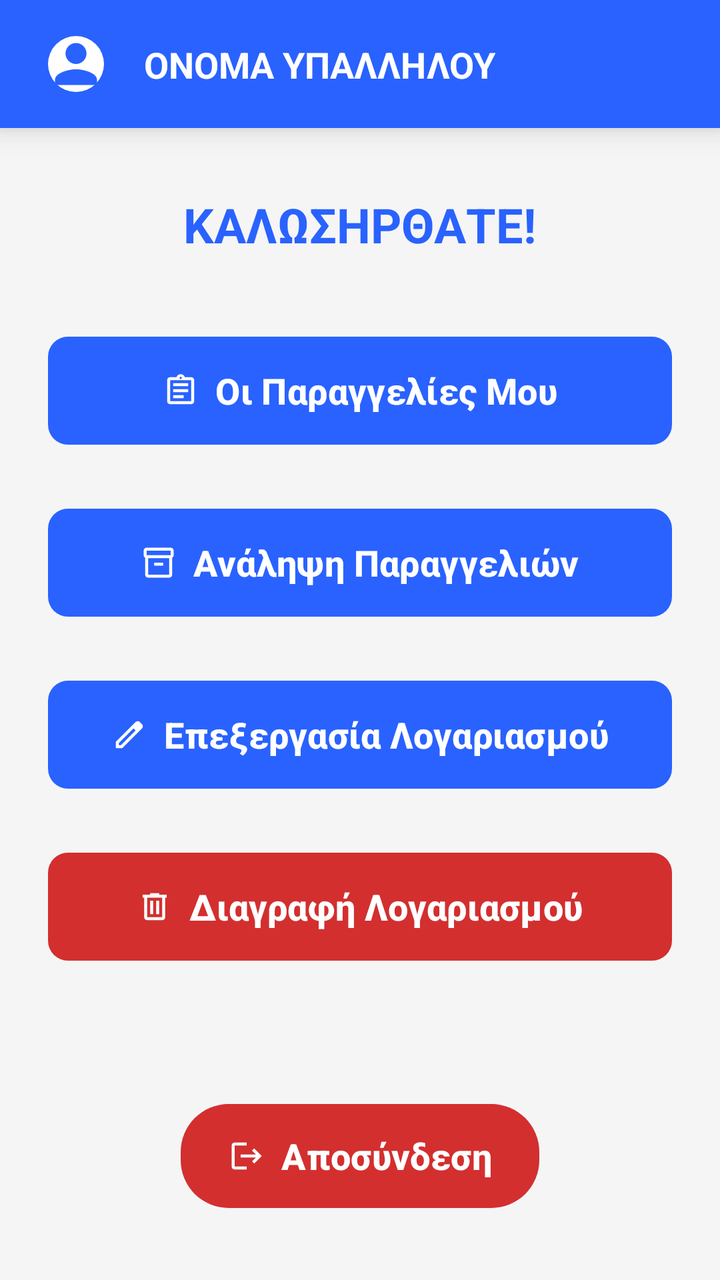
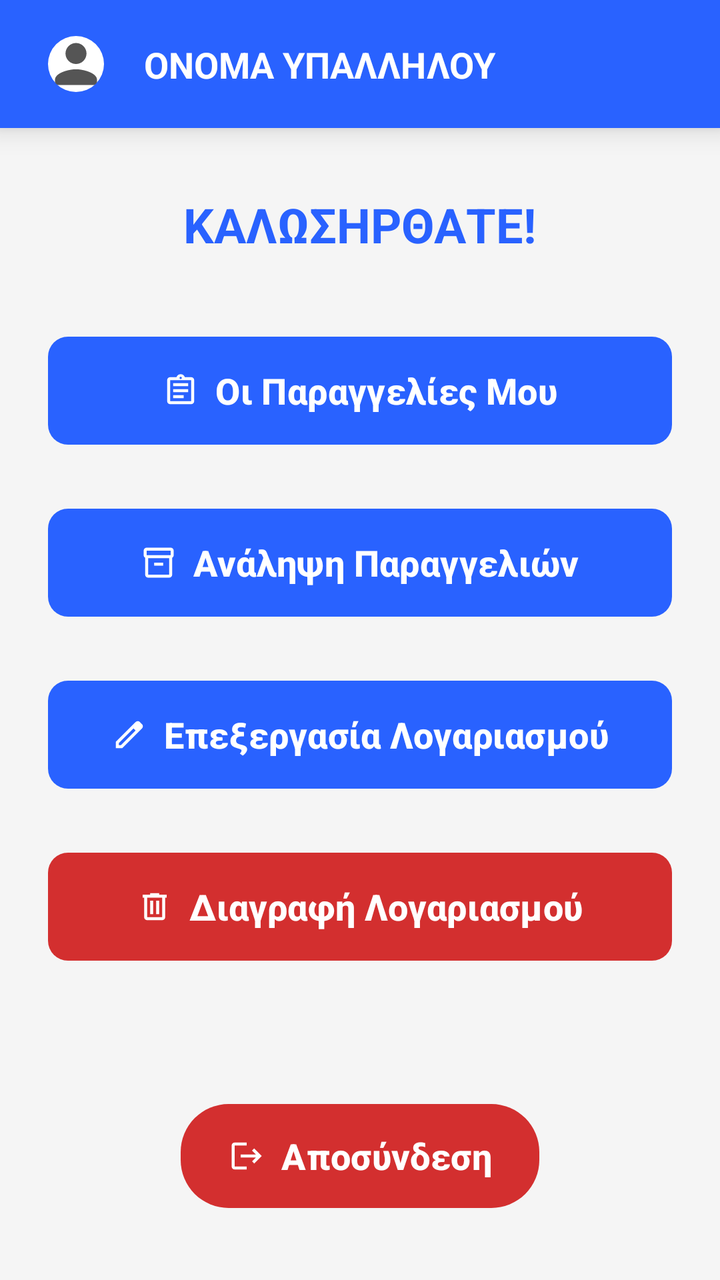

Screens rendered from an Android XML layout before and after an edit, with the pre-edit source and the edit as a unified diff.
<!-- AndroidManifest.xml: application theme Theme.Team21 -->
<!-- res/layout/activity_order_preparation_employee_menu.xml -->
<?xml version="1.0" encoding="utf-8"?>
<androidx.constraintlayout.widget.ConstraintLayout xmlns:android="http://schemas.android.com/apk/res/android"
    xmlns:app="http://schemas.android.com/apk/res-auto"
    xmlns:tools="http://schemas.android.com/tools"
    android:id="@+id/OrdPrepEmpMenu"
    android:layout_width="match_parent"
    android:layout_height="match_parent"
    android:background="?android:attr/windowBackground"
    tools:context=".view.employee.customerServiceEmployee.customerServiceEmployeeMenu.CustomerServiceMenuActivity">

    
    <androidx.constraintlayout.widget.ConstraintLayout
        android:id="@+id/headerContainer"
        android:layout_width="match_parent"
        android:layout_height="64dp"
        android:background="?attr/colorPrimary"
        android:elevation="8dp"
        app:layout_constraintTop_toTopOf="parent">

        <com.google.android.material.imageview.ShapeableImageView
            android:id="@+id/imgUserProfile"
            android:layout_width="44dp"
            android:layout_height="44dp"
            android:layout_marginStart="16dp"
            android:background="?attr/colorSurface"
            android:padding="8dp"
            android:scaleType="centerCrop"
            android:src="@drawable/ic_person"
            app:shapeAppearanceOverlay="@style/CircleImage"
            app:tint="?attr/colorPrimary"
            app:layout_constraintBottom_toBottomOf="parent"
            app:layout_constraintStart_toStartOf="parent"
            app:layout_constraintTop_toTopOf="parent" />

        <TextView
            android:id="@+id/txtCustomerServiceEmployeeMenuName"
            android:layout_width="0dp"
            android:layout_height="wrap_content"
            android:layout_marginStart="12dp"
            android:layout_marginEnd="16dp"
            android:text="ΟΝΟΜΑ ΥΠΑΛΛΗΛΟΥ"
            android:textColor="?attr/colorOnPrimary"
            android:textSize="18sp"
            android:textStyle="bold"
            app:layout_constraintBottom_toBottomOf="parent"
            app:layout_constraintEnd_toEndOf="parent"
            app:layout_constraintStart_toEndOf="@+id/imgUserProfile"
            app:layout_constraintTop_toTopOf="parent" />
    </androidx.constraintlayout.widget.ConstraintLayout>

    <TextView
        android:id="@+id/txtOrdPrepEmpMenuWelcomeMessage"
        android:layout_width="wrap_content"
        android:layout_height="wrap_content"
        android:layout_marginTop="32dp"
        android:text="ΚΑΛΩΣΗΡΘΑΤΕ!"
        android:textColor="?attr/colorPrimary"
        android:textSize="24sp"
        android:textStyle="bold"
        app:layout_constraintEnd_toEndOf="parent"
        app:layout_constraintStart_toStartOf="parent"
        app:layout_constraintTop_toBottomOf="@+id/headerContainer" />

    <com.google.android.material.button.MaterialButton
        android:id="@+id/btnOrdPrepEmpAssignedOrders"
        android:layout_width="0dp"
        android:layout_height="62dp"
        android:layout_marginHorizontal="24dp"
        android:layout_marginTop="36dp"
        app:backgroundTint="?attr/colorPrimary"
        android:text="Οι Παραγγελίες Μου"
        android:textColor="?attr/colorOnPrimary"
        android:textSize="18sp"
        android:textStyle="bold"
        app:icon="@drawable/ic_assignment"
        app:iconTint="?attr/colorOnPrimary"
        app:iconGravity="textStart"
        app:cornerRadius="10dp"
        app:layout_constraintEnd_toEndOf="parent"
        app:layout_constraintStart_toStartOf="parent"
        app:layout_constraintTop_toBottomOf="@+id/txtOrdPrepEmpMenuWelcomeMessage" />

    <com.google.android.material.button.MaterialButton
        android:id="@+id/btnOrdPrepEmpAvailableOrdersToAssign"
        android:layout_width="0dp"
        android:layout_height="62dp"
        android:layout_marginHorizontal="24dp"
        android:layout_marginTop="24dp"
        app:backgroundTint="?attr/colorPrimary"
        android:text="Ανάληψη Παραγγελιών"
        android:textColor="?attr/colorOnPrimary"
        android:textSize="18sp"
        android:textStyle="bold"
        app:icon="@drawable/ic_inventory"
        app:iconTint="?attr/colorOnPrimary"
        app:iconGravity="textStart"
        app:cornerRadius="10dp"
        app:layout_constraintEnd_toEndOf="parent"
        app:layout_constraintStart_toStartOf="parent"
        app:layout_constraintTop_toBottomOf="@+id/btnOrdPrepEmpAssignedOrders" />

    <com.google.android.material.button.MaterialButton
        android:id="@+id/btnOrdPrepEmpProcessAccount"
        android:layout_width="0dp"
        android:layout_height="62dp"
        android:layout_marginHorizontal="24dp"
        android:layout_marginTop="24dp"
        app:backgroundTint="?attr/colorPrimary"
        android:text="Επεξεργασία Λογαριασμού"
        android:textColor="?attr/colorOnPrimary"
        android:textSize="18sp"
        android:textStyle="bold"
        app:icon="@drawable/ic_edit"
        app:iconTint="?attr/colorOnPrimary"
        app:iconGravity="textStart"
        app:cornerRadius="10dp"
        app:layout_constraintEnd_toEndOf="parent"
        app:layout_constraintStart_toStartOf="parent"
        app:layout_constraintTop_toBottomOf="@+id/btnOrdPrepEmpAvailableOrdersToAssign" />

    <com.google.android.material.button.MaterialButton
        android:id="@+id/btnOrdPrepEmpDeleteAccount"
        android:layout_width="0dp"
        android:layout_height="62dp"
        android:layout_marginHorizontal="24dp"
        android:layout_marginTop="24dp"
        app:backgroundTint="?attr/colorError"
        android:text="Διαγραφή Λογαριασμού"
        android:textColor="?attr/colorOnPrimary"
        android:textSize="18sp"
        android:textStyle="bold"
        app:icon="@drawable/ic_delete"
        app:iconTint="?attr/colorOnPrimary"
        app:iconGravity="textStart"
        app:cornerRadius="10dp"
        app:layout_constraintEnd_toEndOf="parent"
        app:layout_constraintStart_toStartOf="parent"
        app:layout_constraintTop_toBottomOf="@+id/btnOrdPrepEmpProcessAccount" />

    <com.google.android.material.button.MaterialButton
        android:id="@+id/btnCustomerServiceEmployeeMenuLogout"
        android:layout_width="wrap_content"
        android:layout_height="60dp"
        android:layout_marginBottom="32dp"
        app:backgroundTint="?attr/colorError"
        android:text="Αποσύνδεση"
        android:textColor="?attr/colorOnPrimary"
        android:textSize="18sp"
        android:textStyle="bold"
        app:icon="@drawable/ic_logout"
        app:iconTint="?attr/colorOnPrimary"
        app:iconGravity="textStart"
        app:cornerRadius="24dp"
        app:layout_constraintBottom_toBottomOf="parent"
        app:layout_constraintEnd_toEndOf="parent"
        app:layout_constraintStart_toStartOf="parent" />

</androidx.constraintlayout.widget.ConstraintLayout>
<!-- resources referenced by this layout -->
<resources>
  <!-- drawable ic_delete (drawable) -->
  <vector xmlns:android="http://schemas.android.com/apk/res/android"
      android:width="24dp"
      android:height="24dp"
      android:viewportWidth="960"
      android:viewportHeight="960"
      android:tint="?attr/colorControlNormal">
    <path
        android:fillColor="@android:color/white"
        android:pathData="M280,840Q247,840 223.5,816.5Q200,793 200,760L200,240L160,240L160,160L360,160L360,120L600,120L600,160L800,160L800,240L760,240L760,760Q760,793 736.5,816.5Q713,840 680,840L280,840ZM680,240L280,240L280,760Q280,760 280,760Q280,760 280,760L680,760Q680,760 680,760Q680,760 680,760L680,240ZM360,680L440,680L440,320L360,320L360,680ZM520,680L600,680L600,320L520,320L520,680ZM280,240L280,240L280,760Q280,760 280,760Q280,760 280,760L280,760Q280,760 280,760Q280,760 280,760L280,240Z"/>
  </vector>
  <!-- drawable ic_edit (drawable) -->
  <vector xmlns:android="http://schemas.android.com/apk/res/android"
      android:width="24dp"
      android:height="24dp"
      android:viewportWidth="960"
      android:viewportHeight="960"
      android:tint="?attr/colorControlNormal">
    <path
        android:fillColor="@android:color/white"
        android:pathData="M200,760L257,760L648,369L591,312L200,703L200,760ZM120,840L120,670L648,143Q660,132 674.5,126Q689,120 705,120Q721,120 736,126Q751,132 762,144L817,200Q829,211 834.5,226Q840,241 840,256Q840,272 834.5,286.5Q829,301 817,313L290,840L120,840ZM760,256L760,256L704,200L704,200L760,256ZM619,341L591,312L591,312L648,369L648,369L619,341Z"/>
  </vector>
  <!-- drawable ic_logout (drawable) -->
  <vector xmlns:android="http://schemas.android.com/apk/res/android" android:autoMirrored="true" android:height="24dp" android:tint="#F8F5F5" android:viewportHeight="24" android:viewportWidth="24" android:width="24dp">
        
      <path android:fillColor="@android:color/white" android:pathData="M17,7l-1.41,1.41L18.17,11H8v2h10.17l-2.58,2.58L17,17l5,-5zM4,5h8V3H4c-1.1,0 -2,0.9 -2,2v14c0,1.1 0.9,2 2,2h8v-2H4V5z"/>
      
  </vector>
  <!-- drawable ic_person (drawable) -->
  <vector xmlns:android="http://schemas.android.com/apk/res/android"
      android:width="24dp"
      android:height="24dp"
      android:viewportWidth="1024"
      android:viewportHeight="1024">
    <path
        android:fillColor="#555555"
        android:pathData="M512,512c105.6,0 192,-86.4 192,-192s-86.4,-192 -192,-192 -192,86.4 -192,192S406.4,512 512,512zM512,608c-127.2,0 -384,64.8 -384,192l0,96 768,0 0,-96C896,672.8 639.2,608 512,608z"/>
  </vector>
  <style name="CircleImage">
          <item name="cornerFamily">rounded</item>
          <item name="cornerSize">50%</item>
      </style>
  <style name="Theme.Team21" parent="Base.Theme.Team21" />
  <color name="bg_light">#F5F5F5</color>
  <color name="card_light">#FFFFFF</color>
  <color name="input_bg_light">#EBEBEB</color>
  <color name="text_dark">#212121</color>
  <color name="text_muted_light">#757575</color>
  <color name="white">#FFFFFFFF</color>
  <color name="eshop_primary">#2962FF</color>
  <color name="eshop_accent">#FF6D00</color>
  <color name="error_red_light">#D32F2F</color>
  <color name="filter_active_light">#2962FF</color>
  <color name="filter_bg_unselected_light">#E0E0E0</color>
  <color name="teal_menu_light">#009688</color>
  <!-- unchanged entries left out for length: 3 -->
</resources>

<!-- the commit's change to res/layout/activity_order_preparation_employee_menu.xml (unified diff, before → after) -->
@@ -27,7 +27,6 @@
             android:scaleType="centerCrop"
             android:src="@drawable/ic_person"
             app:shapeAppearanceOverlay="@style/CircleImage"
-            app:tint="?attr/colorPrimary"
             app:layout_constraintBottom_toBottomOf="parent"
             app:layout_constraintStart_toStartOf="parent"
             app:layout_constraintTop_toTopOf="parent" />
